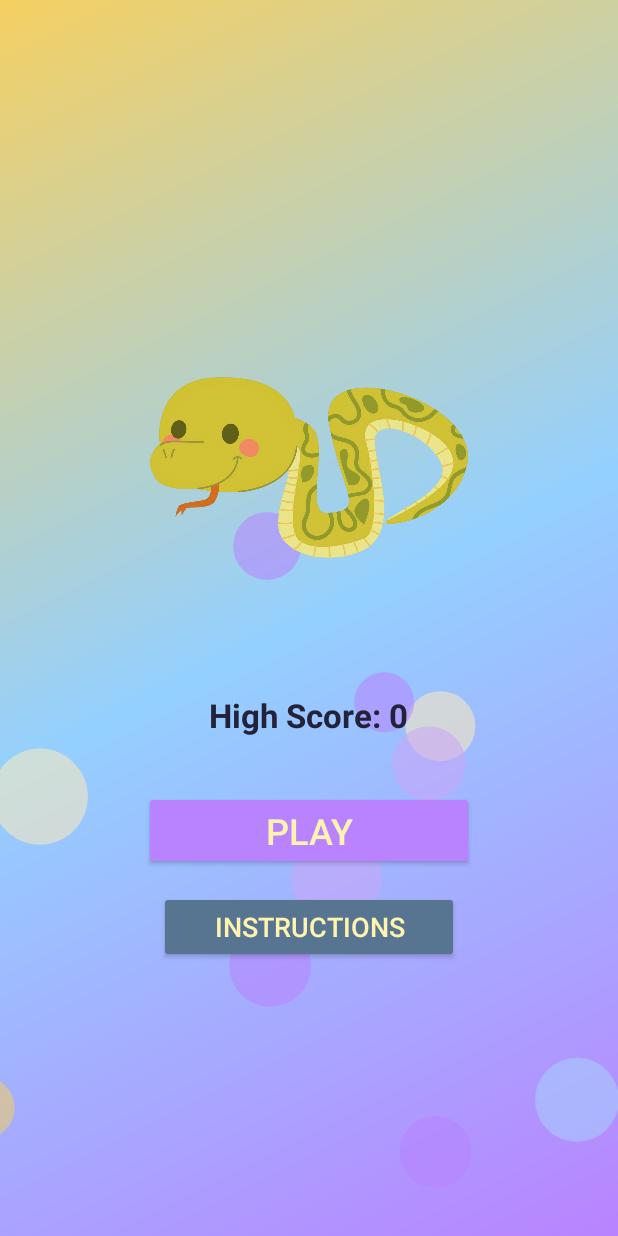
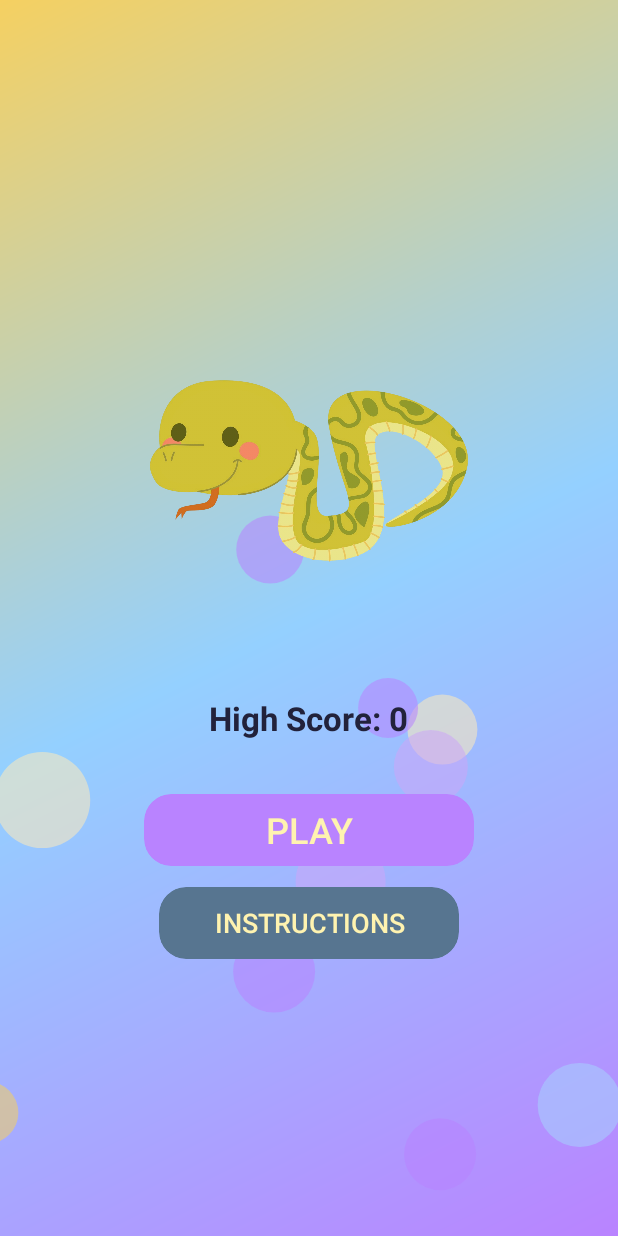
Before and after one commit to Ornella-Gigante/ViperX, an Android app: the screen it shows after launch (MainActivity), on a phone screen of 412 x 824 dp. Run offline under Robolectric (Android 15) with nearby library versions, the phone set to English and light mode, and no system bars.

Commit message:
fix(ui): apply rounded corners after layout pass to fix button outline

```diff
--- a/app/src/main/java/es/nellagames/viperx/MainActivity.java
+++ b/app/src/main/java/es/nellagames/viperx/MainActivity.java
@@ -11,6 +11,11 @@ import android.view.WindowManager;
 import android.widget.Button;
 import android.widget.LinearLayout;
 import android.widget.TextView;
+import android.content.res.ColorStateList;
+import android.graphics.Color;
+import android.graphics.Outline;
+import android.util.TypedValue;
+import android.view.ViewOutlineProvider;
 
 public class MainActivity extends Activity {
 
@@ -23,22 +28,21 @@ public class MainActivity extends Activity {
     private int highScore = 0;
     private MediaPlayer backgroundMusic;
 
-
     @Override
     protected void onCreate(Bundle savedInstanceState) {
         super.onCreate(savedInstanceState);
 
-        // Pantalla completa, opcional
+        // Pantalla completa
         requestWindowFeature(Window.FEATURE_NO_TITLE);
         getWindow().setFlags(WindowManager.LayoutParams.FLAG_FULLSCREEN,
                 WindowManager.LayoutParams.FLAG_FULLSCREEN);
 
         setContentView(R.layout.activity_main);
 
-        backgroundMusic = MediaPlayer.create(this, R.raw.main_music); // Usa el nombre que tengas: main_music.mp3
+        // Inicializar música de fondo
+        backgroundMusic = MediaPlayer.create(this, R.raw.main_music);
         backgroundMusic.setLooping(true);
         backgroundMusic.start();
-
 
         // Inicializar SharedPreferences para high score
         prefs = getSharedPreferences("ViperXPrefs", MODE_PRIVATE);
@@ -54,6 +58,11 @@ public class MainActivity extends Activity {
         backFromInstructionsButton = findViewById(R.id.backFromInstructionsButton);
 
         updateHighScoreDisplay();
+
+        // === Bordes redondeados para los botones usando OutlineProvider ===
+        applyRoundedCorners(playButton, "#B983FF");
+        applyRoundedCorners(instructionsButton, "#577590");
+        applyRoundedCorners(backFromInstructionsButton, "#B983FF"); // Para instrucciones
 
         // PLAY -- mostrar el juego
         playButton.setOnClickListener(new View.OnClickListener() {
@@ -90,6 +99,30 @@ public class MainActivity extends Activity {
         showMenu();
         Log.d("MainActivity", "Activity started");
     }
+
+    // Aplica esquinas redondeadas a un botón por código (sin shape!)
+    private void applyRoundedCorners(final Button button, final String colorHex) {
+        if (button == null) return;
+
+        button.setStateListAnimator(null);
+        button.setBackgroundTintList(ColorStateList.valueOf(Color.parseColor(colorHex)));
+        button.setClipToOutline(true);
+
+        final float radiusPx = TypedValue.applyDimension(
+                TypedValue.COMPLEX_UNIT_DIP, 18, button.getResources().getDisplayMetrics()
+        );
+
+        button.post(() -> {
+            button.setOutlineProvider(new ViewOutlineProvider() {
+                @Override
+                public void getOutline(View view, Outline outline) {
+                    // Asegura que ya hay tamaño al momento de crear el borde
+                    outline.setRoundRect(0, 0, view.getWidth(), view.getHeight(), radiusPx);
+                }
+            });
+        });
+    }
+
 
     private void showMenu() {
         if (gameView != null) {
@@ -135,17 +168,23 @@ public class MainActivity extends Activity {
     }
 
     @Override
+    protected void onResume() {
+        super.onResume();
+        if (backgroundMusic != null && !backgroundMusic.isPlaying())
+            backgroundMusic.start();
+        if (gameView != null && gameView.getVisibility() == View.VISIBLE) {
+            gameView.resume();
+        }
+    }
+
+    @Override
     protected void onPause() {
         super.onPause();
-        if (backgroundMusic != null && backgroundMusic.isPlaying()) backgroundMusic.pause();
+        if (backgroundMusic != null && backgroundMusic.isPlaying())
+            backgroundMusic.pause();
         if (gameView != null) gameView.pause();
     }
-    @Override
-    protected void onResume() {
-        super.onResume();
-        if (backgroundMusic != null && !backgroundMusic.isPlaying()) backgroundMusic.start();
-        if (gameView != null && gameView.getVisibility() == View.VISIBLE) gameView.resume();
-    }
+
     @Override
     protected void onDestroy() {
         super.onDestroy();
@@ -156,6 +195,10 @@ public class MainActivity extends Activity {
         if (gameView != null) gameView.pause();
     }
 
+    // Llamar esto desde GameView cuando termine la partida:
+    public void onGameFinished(int score) {
+        runOnUiThread(() -> showGameOver(score));
+    }
 
     @Override
     public void onBackPressed() {
--- /dev/null
+++ b/app/src/main/res/drawable/rounded_btn.xml
@@ -0,0 +1,6 @@
+<!-- res/drawable/rounded_purple.xml -->
+<shape xmlns:android="http://schemas.android.com/apk/res/android"
+    android:shape="rectangle">
+    <corners android:radius="18dp" />
+    <solid android:color="#B983FF" />
+</shape>
--- a/app/src/main/res/layout/activity_main.xml
+++ b/app/src/main/res/layout/activity_main.xml
@@ -93,6 +93,7 @@
             android:layout_width="220dp"
             android:layout_height="wrap_content"
             android:text="PLAY"
+            android:background="@drawable/rounded_btn"
             android:textSize="24sp"
             android:backgroundTint="#B983FF"
             android:textColor="#fff3b0"
@@ -104,6 +105,7 @@
             android:layout_width="200dp"
             android:layout_height="wrap_content"
             android:text="Instructions"
+            android:background="@drawable/rounded_btn"
             android:textSize="18sp"
             android:backgroundTint="#577590"
             android:textColor="#fff3b0"
--- a/app/src/main/res/layout/layer_instructions.xml
+++ b/app/src/main/res/layout/layer_instructions.xml
@@ -36,6 +36,7 @@
             android:layout_width="wrap_content"
             android:layout_height="wrap_content"
             android:text="BACK"
+            android:background="@drawable/rounded_btn"
             android:layout_marginTop="40dp"
             android:backgroundTint="#B983FF"
             android:textColor="#fff3b0"/>
--- a/app/src/main/res/layout/layer_menu.xml
+++ b/app/src/main/res/layout/layer_menu.xml
@@ -31,6 +31,7 @@
         android:layout_height="wrap_content"
         android:text="PLAY"
         android:textSize="24sp"
+        android:background="@drawable/rounded_btn"
         android:backgroundTint="#B983FF"
         android:textColor="#fff3b0"
         android:layout_marginTop="20dp"
```
